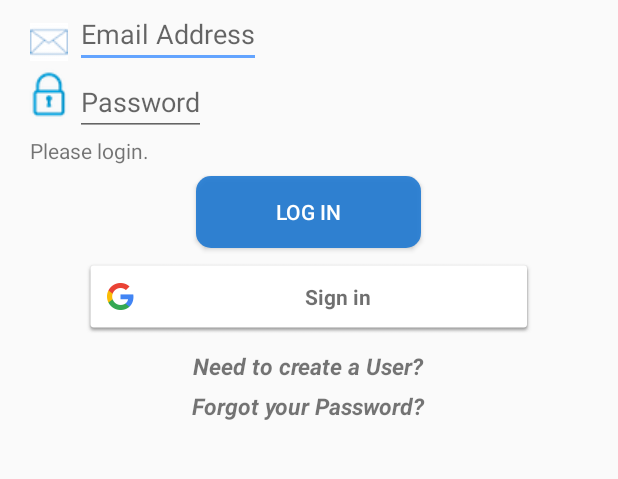
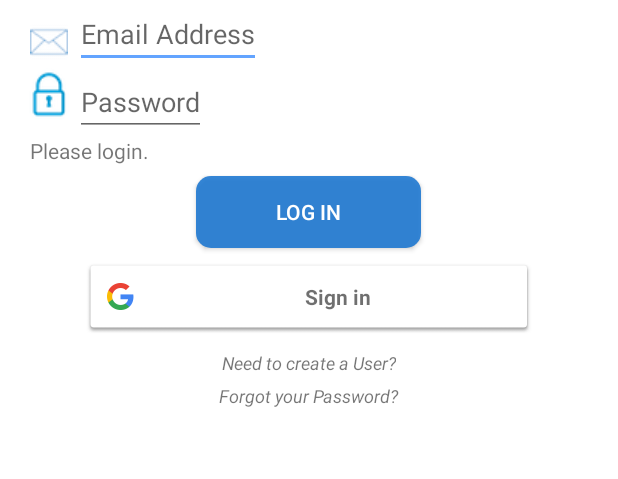
Before and after one commit to LauraDouglas24/HoopHacksApp, an Android app: the screen it shows after launch (Login), on a phone screen of 412 x 824 dp, the part 314-793 px from its top. Run offline under Robolectric (Android 15) with nearby library versions, the light colour scheme and no system bars; our stand-ins replace Firebase (no records; nobody signed in at launch, a user with empty details on screens opened directly).

Commit message:
Added Splash Screen and updated login

```diff
--- /dev/null
+++ b/app/src/main/java/com/hoophacks/hoophacks3/Splash.java
@@ -0,0 +1,21 @@
+package com.hoophacks.hoophacks3;
+
+import android.content.Intent;
+import android.os.Bundle;
+import android.support.design.widget.FloatingActionButton;
+import android.support.design.widget.Snackbar;
+import android.support.v7.app.AppCompatActivity;
+import android.support.v7.widget.Toolbar;
+import android.view.View;
+
+public class Splash extends AppCompatActivity {
+
+    @Override
+    protected void onCreate(Bundle savedInstanceState) {
+        super.onCreate(savedInstanceState);
+
+        Intent intent = new Intent(Splash.this, Login.class);
+        startActivity(intent);
+        finish();
+    }
+}
--- a/app/src/main/res/layout/content_login.xml
+++ b/app/src/main/res/layout/content_login.xml
@@ -6,7 +6,8 @@
     android:layout_height="match_parent"
     app:layout_behavior="@string/appbar_scrolling_view_behavior"
     tools:context="com.hoophacks.hoophacks3.Login"
-    tools:showIn="@layout/activity_login">
+    tools:showIn="@layout/activity_login"
+    android:background="#ffffff">
 
     <LinearLayout
         android:layout_width="match_parent"
@@ -113,8 +114,8 @@
             android:layout_marginTop="5dp"
             android:clickable="true"
             android:text="Need to create a User?"
-            android:textSize="15dp"
-            android:textStyle="bold|italic" />
+            android:textSize="12dp"
+            android:textStyle="italic" />
         <TextView
             android:id="@+id/tvForgotten"
             android:layout_width="wrap_content"
@@ -123,8 +124,8 @@
             android:layout_marginTop="5dp"
             android:clickable="true"
             android:text="Forgot your Password?"
-            android:textSize="15dp"
-            android:textStyle="bold|italic" />
+            android:textSize="12dp"
+            android:textStyle="italic" />
         </LinearLayout>
     </LinearLayout>
 
--- a/app/src/main/res/values/strings.xml
+++ b/app/src/main/res/values/strings.xml
@@ -9,4 +9,5 @@
     <string name="title_activity_user_profile">UserProfile</string>
     <string name="title_activity_skill_areas">SkillAreas</string>
     <string name="title_activity_settings">Settings</string>
+    <string name="title_activity_splash">Splash</string>
 </resources>
--- a/app/src/main/res/values/styles.xml
+++ b/app/src/main/res/values/styles.xml
@@ -17,4 +17,9 @@
 
     <style name="AppTheme.PopupOverlay" parent="ThemeOverlay.AppCompat.Light" />
 
+    <style name="AppTheme.SplashScreen" parent="AppTheme">
+        <item name="android:windowBackground">@drawable/splash</item>
+        <item name="android:windowTranslucentStatus">true</item>
+        <item name="android:windowTranslucentNavigation">true</item>
+    </style>
 </resources>
```
Also changed, not shown: app/src/main/AndroidManifest.xml (+10 -6 lines), app/src/main/res/drawable/splashscreen.xml (added, +10 -0 lines), app/src/main/res/layout/activity_splash.xml (added, +25 -0 lines), app/src/main/res/layout/content_splash.xml (added, +11 -0 lines), app/src/main/res/drawable/splash.jpg.
